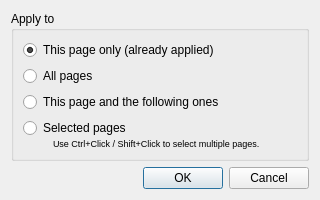
This is filters/page_layout/ui/PageLayoutApplyDialog.ui in ImageProcessing-ElectronicPublications/scantailor-deviant as Qt 5 draws it before an edit. The edited form follows.
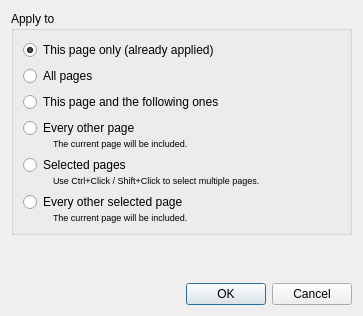
This is the edited form.

Commit message: Add apply modes "Every other page" and "Every other selected page" to the Margins stage.

Patch:
```diff
--- a/filters/page_layout/ui/PageLayoutApplyDialog.ui
+++ b/filters/page_layout/ui/PageLayoutApplyDialog.ui
@@ -9,11 +9,11 @@
    <rect>
     <x>0</x>
     <y>0</y>
-    <width>320</width>
-    <height>195</height>
+    <width>363</width>
+    <height>316</height>
    </rect>
   </property>
-  <layout class="QVBoxLayout" name="verticalLayout_3">
+  <layout class="QVBoxLayout" name="verticalLayout_5">
    <item>
     <widget class="QGroupBox" name="groupBox_2">
      <property name="title">
@@ -44,6 +44,57 @@
         </property>
        </widget>
       </item>
+      <item>
+       <widget class="QWidget" name="everyOtherWidget" native="true">
+        <layout class="QVBoxLayout" name="verticalLayout_3">
+         <property name="spacing">
+          <number>0</number>
+         </property>
+         <property name="margin">
+          <number>0</number>
+         </property>
+         <item>
+          <widget class="QRadioButton" name="everyOtherRB">
+           <property name="text">
+            <string extracomment="All odd or even pages, depending on the current page being odd or even.">Every other page</string>
+           </property>
+          </widget>
+         </item>
+         <item>
+          <layout class="QHBoxLayout" name="horizontalLayout_3">
+           <item>
+            <spacer name="horizontalSpacer_2">
+             <property name="orientation">
+              <enum>Qt::Horizontal</enum>
+             </property>
+             <property name="sizeType">
+              <enum>QSizePolicy::Fixed</enum>
+             </property>
+             <property name="sizeHint" stdset="0">
+              <size>
+               <width>30</width>
+               <height>0</height>
+              </size>
+             </property>
+            </spacer>
+           </item>
+           <item>
+            <widget class="QLabel" name="label_2">
+             <property name="font">
+              <font>
+               <pointsize>7</pointsize>
+              </font>
+             </property>
+             <property name="text">
+              <string>The current page will be included.</string>
+             </property>
+            </widget>
+           </item>
+          </layout>
+         </item>
+        </layout>
+       </widget>
+      </item>
       <item>
        <widget class="QWidget" name="selectedPagesWidget" native="true">
         <layout class="QVBoxLayout" name="verticalLayout">
@@ -63,7 +114,7 @@
          <item>
           <layout class="QHBoxLayout" name="horizontalLayout_2">
            <property name="spacing">
-            <number>0</number>
+            <number>6</number>
            </property>
            <item>
             <spacer name="horizontalSpacer_5">
@@ -98,6 +149,57 @@
         </layout>
        </widget>
       </item>
+      <item>
+       <widget class="QWidget" name="everyOtherSelectedWidget" native="true">
+        <layout class="QVBoxLayout" name="verticalLayout_4">
+         <property name="spacing">
+          <number>0</number>
+         </property>
+         <property name="margin">
+          <number>0</number>
+         </property>
+         <item>
+          <widget class="QRadioButton" name="everyOtherSelectedRB">
+           <property name="text">
+            <string>Every other selected page</string>
+           </property>
+          </widget>
+         </item>
+         <item>
+          <layout class="QHBoxLayout" name="horizontalLayout_5">
+           <item>
+            <spacer name="horizontalSpacer_6">
+             <property name="orientation">
+              <enum>Qt::Horizontal</enum>
+             </property>
+             <property name="sizeType">
+              <enum>QSizePolicy::Fixed</enum>
+             </property>
+             <property name="sizeHint" stdset="0">
+              <size>
+               <width>30</width>
+               <height>0</height>
+              </size>
+             </property>
+            </spacer>
+           </item>
+           <item>
+            <widget class="QLabel" name="everyOtherSelectedHint">
+             <property name="font">
+              <font>
+               <pointsize>7</pointsize>
+              </font>
+             </property>
+             <property name="text">
+              <string>The current page will be included.</string>
+             </property>
+            </widget>
+           </item>
+          </layout>
+         </item>
+        </layout>
+       </widget>
+      </item>
      </layout>
     </widget>
    </item>
```
The commit also changes 2 other files.
